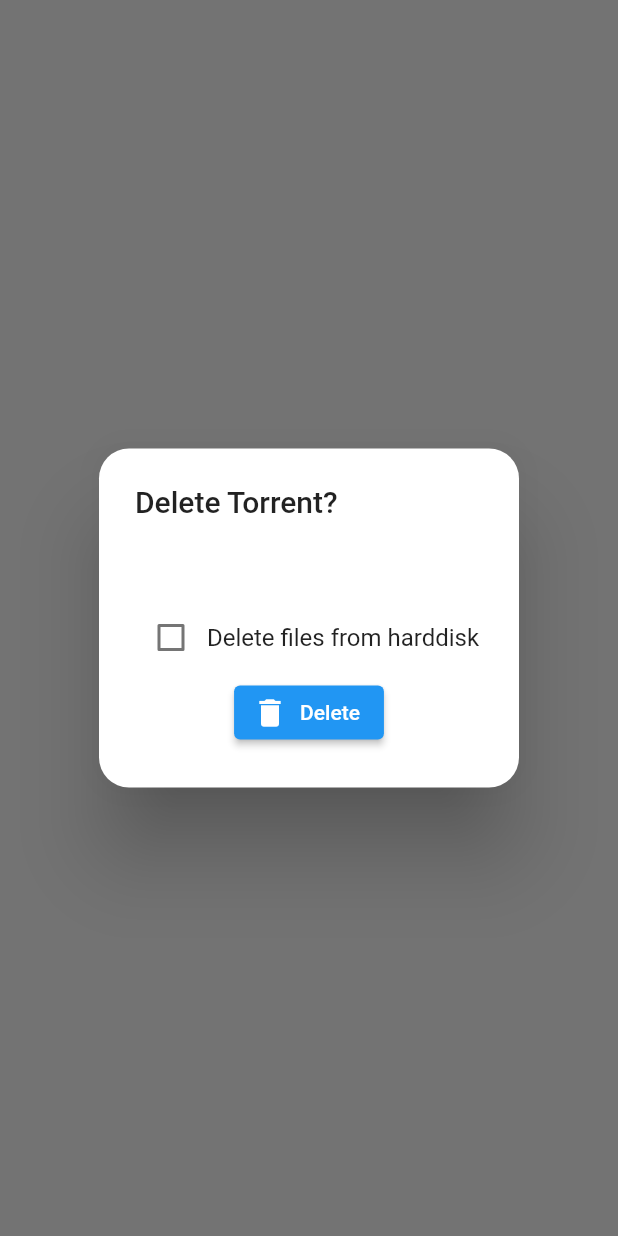
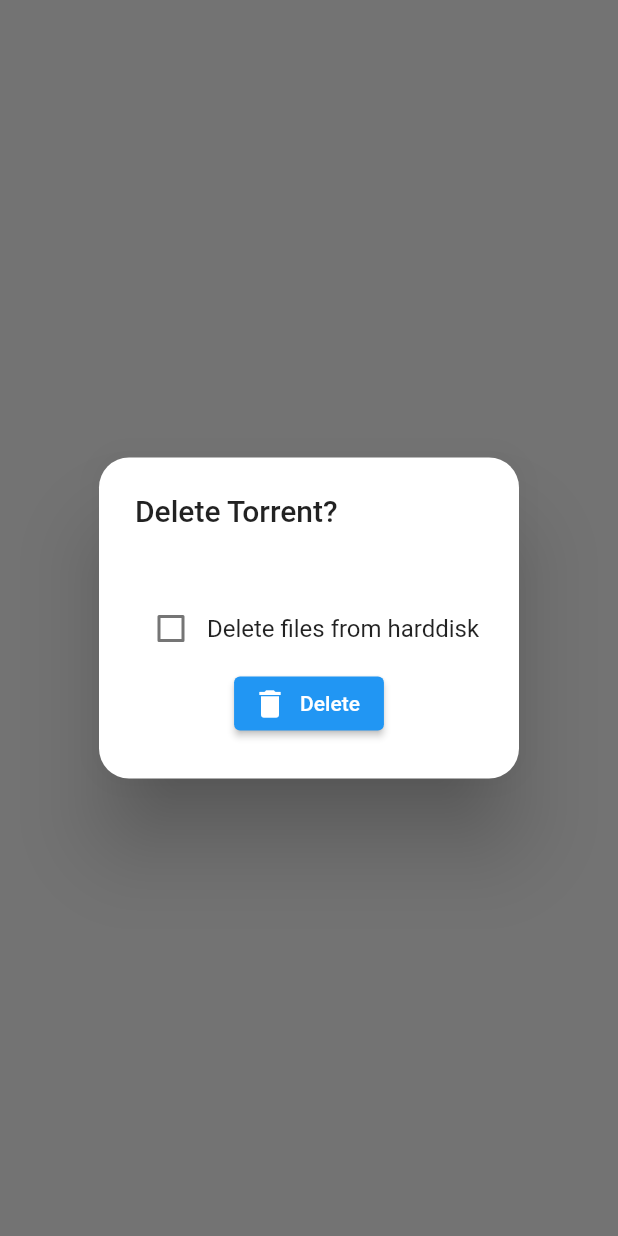
Before and after one commit to JustinHJJohnson/qBittorent-Remote-Manager, a Flutter app: what showDeleteTorrentDialog() shows on an empty page, opened directly with empty values, on a phone screen of 412 x 824 dp. Run offline on Flutter 3.47's test engine with Material 2 defaults, Android fonts, the phone set to English and light mode, and no system bars; network calls fail.

Commit message:
Cleaned up prints and made padding consistent

```diff
--- a/lib/delete_torrent_dialog.dart
+++ b/lib/delete_torrent_dialog.dart
@@ -19,7 +19,7 @@ Future<void> showDeleteTorrentDialog(BuildContext context, Torrent torrent, Serv
             mainAxisAlignment: MainAxisAlignment.start,
             children: [
               Padding(
-                padding: const EdgeInsets.all(8.0),
+                padding: const EdgeInsets.all(2.0),
                 child: Flexible(
                   //child: Text('Are you sure you want to delete ${torrent.name}?')
                   child: Text(torrent.name)
@@ -46,7 +46,6 @@ Future<void> showDeleteTorrentDialog(BuildContext context, Torrent torrent, Serv
                       headers: {'Cookie': server.cookie!},
                       body: {
                         'hashes': torrent.hash,
-                        //'deleteFiles': _deleteFiles.toString().toLowerCase()
                         'deleteFiles': _deleteFiles.toString()
                       }
                     );
--- a/lib/main.dart
+++ b/lib/main.dart
@@ -129,7 +129,7 @@ class _MyHomePageState extends State<MyHomePage> {
       ),
       body: Center(
         child: Padding(
-          padding: const EdgeInsets.all(8.0),
+          padding: const EdgeInsets.all(2.0),
           child: Column(
             mainAxisAlignment: MainAxisAlignment.center,
             children: <Widget>[
--- a/lib/server.dart
+++ b/lib/server.dart
@@ -105,7 +105,7 @@ class Server {
       this.url = "";
       this.name = "";
 
-      print(response.body);
+      //print(response.body);
     }
   }
 }
--- a/lib/torrent.dart
+++ b/lib/torrent.dart
@@ -217,12 +217,12 @@ class Torrent {
       body: {'hash': this.hash}
     );
 
-    print('${response.statusCode} ${response.body}');
+    //print('${response.statusCode} ${response.body}');
 
     if (response.statusCode == 200) {
       Map<String, dynamic> updateData = jsonDecode(response.body)[0];
       this.dlspeed = updateData['dlspeed'];
-      print('Completed date is ${updateData['dlspeed']}');
+      //print('Completed date is ${updateData['dlspeed']}');
     }
   }
 
```
